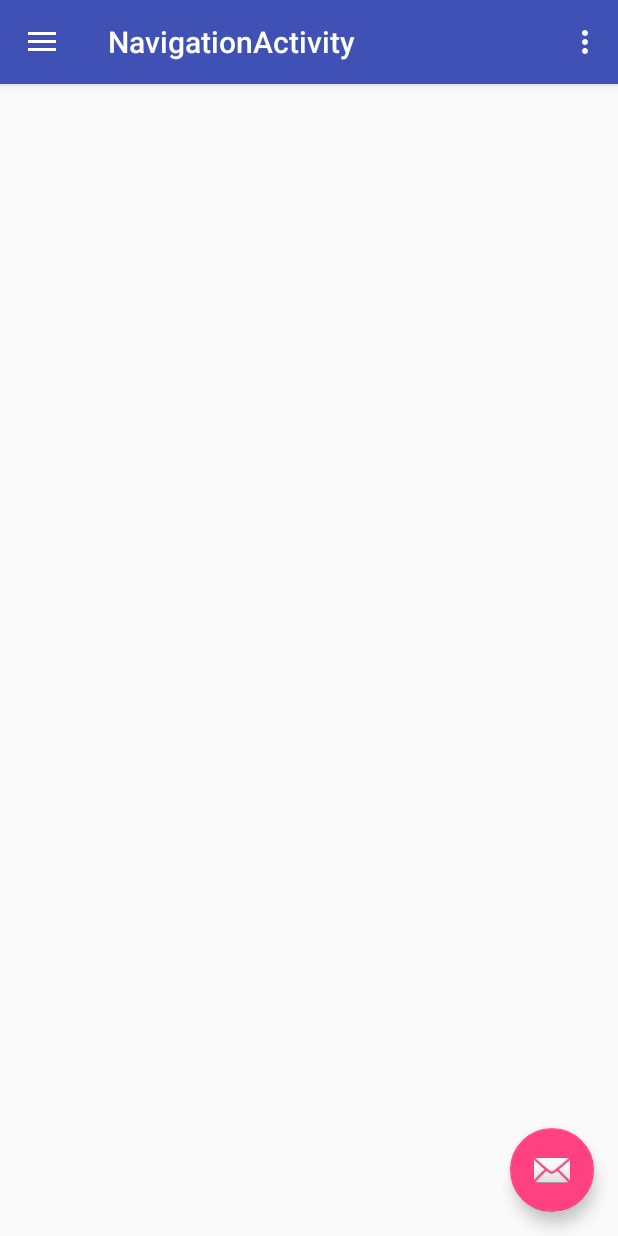
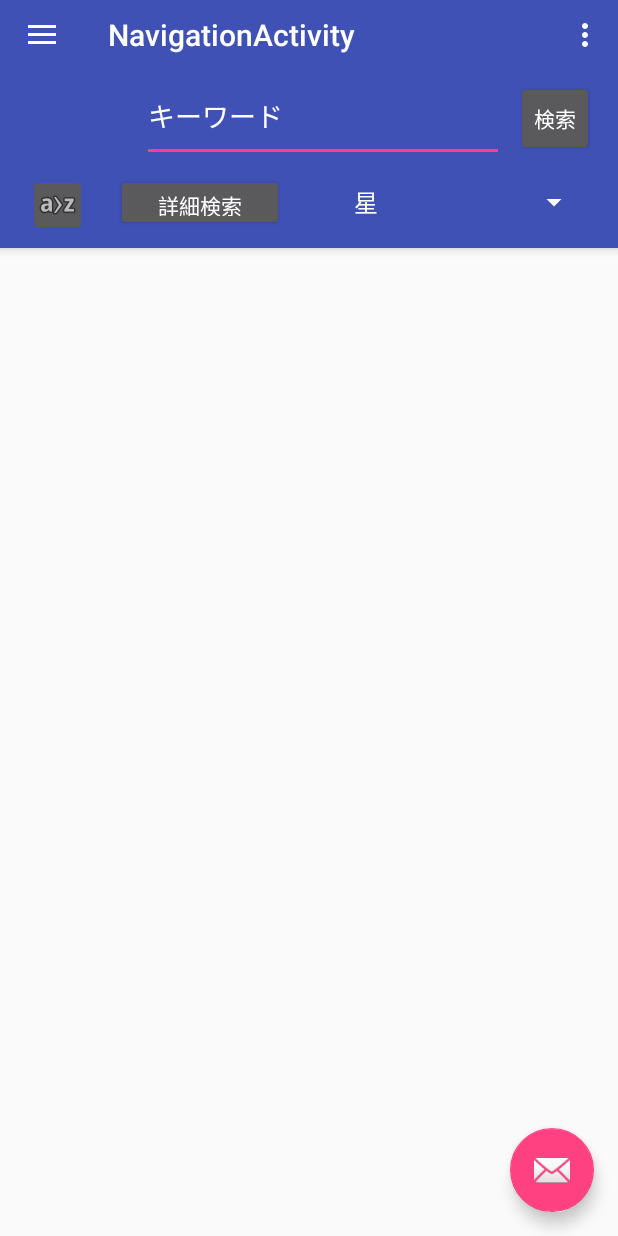
Before and after one commit to kengop/koneko.hq, an Android app: the screen it shows after launch (NavigationActivity), on a phone screen of 412 x 824 dp. Run offline under Robolectric (Android 15) with nearby library versions, the light colour scheme and no system bars.

Commit message:
Change toolbar

```diff
--- a/app/src/main/res/layout/app_bar_navigation.xml
+++ b/app/src/main/res/layout/app_bar_navigation.xml
@@ -14,9 +14,79 @@
         <android.support.v7.widget.Toolbar
             android:id="@+id/toolbar"
             android:layout_width="match_parent"
-            android:layout_height="?attr/actionBarSize"
+            android:layout_height="46dp"
             android:background="?attr/colorPrimary"
             app:popupTheme="@style/AppTheme.PopupOverlay" />
+
+        <android.support.constraint.ConstraintLayout
+            android:layout_width="match_parent"
+            android:layout_height="wrap_content">
+
+            <Button
+                android:id="@+id/button7"
+                android:layout_width="52dp"
+                android:layout_height="50dp"
+                android:layout_marginEnd="16dp"
+                android:layout_marginTop="8dp"
+                android:text="検索"
+                app:layout_constraintEnd_toEndOf="parent"
+                app:layout_constraintTop_toTopOf="parent" />
+
+            <EditText
+                android:id="@+id/editText3"
+                android:layout_width="241dp"
+                android:layout_height="60dp"
+                android:layout_marginEnd="8dp"
+                android:ems="10"
+                android:inputType="textPersonName"
+                android:text="キーワード"
+                app:layout_constraintBaseline_toBaselineOf="@+id/button7"
+                app:layout_constraintEnd_toStartOf="@+id/button7" />
+
+            <Button
+                android:id="@+id/button8"
+                android:layout_width="112dp"
+                android:layout_height="38dp"
+                android:layout_marginBottom="8dp"
+                android:layout_marginEnd="20dp"
+                android:layout_marginTop="8dp"
+                android:text="詳細検索"
+                app:layout_constraintBottom_toBottomOf="parent"
+                app:layout_constraintEnd_toStartOf="@+id/spinner"
+                app:layout_constraintHorizontal_bias="0.5"
+                app:layout_constraintStart_toEndOf="@+id/imageButton"
+                app:layout_constraintTop_toBottomOf="@+id/editText3"
+                app:layout_constraintVertical_bias="0.0" />
+
+            <Spinner
+                android:id="@+id/spinner"
+                android:layout_width="165dp"
+                android:layout_height="29dp"
+                android:layout_marginBottom="8dp"
+                android:layout_marginTop="8dp"
+                android:entries="@array/list"
+                app:layout_constraintBottom_toBottomOf="parent"
+                app:layout_constraintEnd_toEndOf="parent"
+                app:layout_constraintHorizontal_bias="0.5"
+                app:layout_constraintStart_toEndOf="@+id/button8"
+                app:layout_constraintTop_toBottomOf="@+id/editText3"
+                app:layout_constraintVertical_bias="0.333" />
+
+            <ImageButton
+                android:id="@+id/imageButton"
+                android:layout_width="39dp"
+                android:layout_height="41dp"
+                android:layout_marginBottom="8dp"
+                android:layout_marginTop="8dp"
+                app:layout_constraintBottom_toBottomOf="parent"
+                app:layout_constraintEnd_toStartOf="@+id/button8"
+                app:layout_constraintHorizontal_bias="0.5"
+                app:layout_constraintStart_toStartOf="parent"
+                app:layout_constraintTop_toBottomOf="@+id/editText3"
+                app:layout_constraintVertical_bias="0.0"
+                app:srcCompat="@android:drawable/ic_menu_sort_alphabetically" />
+
+        </android.support.constraint.ConstraintLayout>
 
     </android.support.design.widget.AppBarLayout>
 
--- a/app/src/main/res/values/strings.xml
+++ b/app/src/main/res/values/strings.xml
@@ -6,4 +6,10 @@
     <string name="navigation_drawer_close">Close navigation drawer</string>
 
     <string name="action_settings">Settings</string>
+
+    <string-array name="list">
+    <item>星</item>
+    <item>登録日</item>
+    <item>出版日</item>
+    </string-array>
 </resources>
```
Also changed, not shown: app/src/main/res/mipmap-hdpi/ic_launcher_foreground.png (added), app/src/main/res/mipmap-mdpi/ic_launcher_foreground.png (added), app/src/main/res/mipmap-xxxhdpi/ic_launcher_foreground.png (added).
